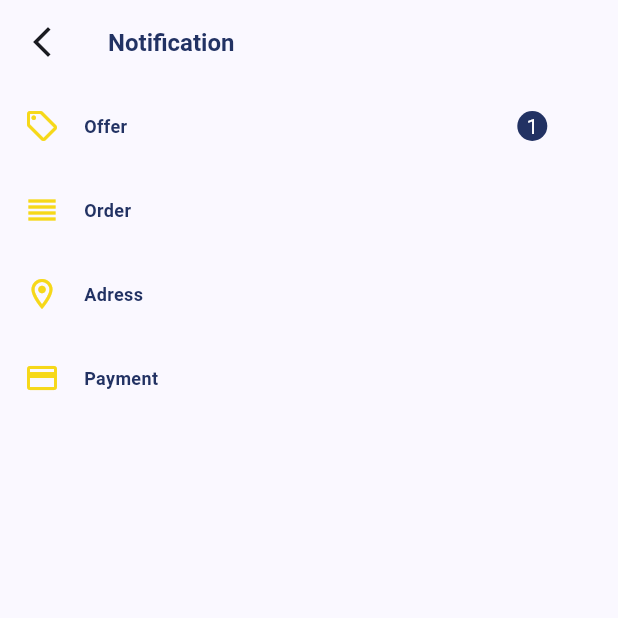
After one commit to willsterance/Dovv_Distribution_App, a Flutter app: the NotifiacationsPage screen opened directly, on a phone screen of 412 x 824 dp, the top half of it. The commit adds this screen. Run offline on Flutter 3.47's test engine with Material 2 defaults, Android fonts, the phone set to English and light mode, and no system bars.

Commit message:
SeachPage2

```diff
--- /dev/null
+++ b/lib/NotificationPage.dart
@@ -0,0 +1,130 @@
+import 'package:flutter/material.dart';
+import 'package:flutter/material.dart';
+import 'package:untitled11/OrderPage.dart';
+import 'package:untitled11/accountpage.dart';
+import 'package:untitled11/cartpage.dart';
+import 'package:untitled11/explorepage.dart';
+import 'package:untitled11/offerpage.dart';
+import 'package:untitled11/secondepage.dart';
+
+class NotifiacationsPage extends StatelessWidget {
+  const NotifiacationsPage({super.key});
+
+  @override
+  Widget build(BuildContext context) {
+   return Scaffold(
+     appBar: AppBar(
+       title: Text(
+         "Notification",
+         style: TextStyle(
+             fontSize: 16, color: Color(0XFF223263), fontWeight: FontWeight.w700),
+       ),
+       leading: GestureDetector(
+         onTap: () => Navigator.pop(context),
+         child: const Icon(Icons.arrow_back_ios_new_sharp),
+       ),
+     ),
+     body: Padding(
+       padding: const EdgeInsets.all(16.0),
+       child: Column(
+         mainAxisAlignment: MainAxisAlignment.start,
+         children: [
+           Row(
+             children: [
+               Icon(
+                 weight: 24,
+                 Icons.local_offer_outlined,
+                 color: Color(0XFFF6D819),
+               ),
+               SizedBox(width: 16,),
+               Text(
+                 "Offer",
+                 style: TextStyle(
+                     fontSize: 12, color: Color(0XFF223263), fontWeight: FontWeight.w700),
+               ),
+               SizedBox(width: 260,),
+               Container(
+                 height: 20,
+                 width: 20,
+
+                 decoration: BoxDecoration(
+                   shape: BoxShape.circle,
+                   color: Color(0XFF223263),
+                 ),
+                 child:Center(
+                   child: Text(
+                     "1",
+                     style: TextStyle(color: Colors.white),
+                   ),
+                 ),
+               ),
+             ],
+           ),
+           SizedBox(
+             height: 32,
+           ),
+           Row(
+             children: [
+               Icon(
+                 weight: 24,
+                 Icons.reorder,
+                 color: Color(0XFFF6D819),
+               ),
+               SizedBox(width: 16,),
+               GestureDetector(onTap: () {
+                 Navigator.push(context, MaterialPageRoute(builder: (context)=>OrderPage()));
+               },
+                 child: Text(
+                   "Order",
+                   style: TextStyle(
+                       fontSize: 12, color: Color(0XFF223263), fontWeight: FontWeight.w700),
+                 ),
+               ),
+             ],
+           ),
+           SizedBox(
+             height: 32,
+           ),
+           Row(
+             children: [
+               Icon(
+                 weight: 24,
+                 Icons.location_on_outlined,
+                 color: Color(0XFFF6D819),
+               ),
+               SizedBox(width: 16,),
+               Text(
+                 "Adress",
+                 style: TextStyle(
+                     fontSize: 12, color: Color(0XFF223263), fontWeight: FontWeight.w700),
+               ),
+             ],
+           ),
+           SizedBox(
+             height: 32,
+           ),
+           Row(
+             children: [
+               Icon(
+                 weight: 24,
+                 Icons.credit_card,
+                 color: Color(0XFFF6D819),
+               ),
+               SizedBox(width: 16,),
+               Text(
+                 "Payment",
+                 style: TextStyle(
+                     fontSize: 12, color: Color(0XFF223263), fontWeight: FontWeight.w700),
+               ),
+             ],
+           ),
+           SizedBox(
+             height: 32,
+           ),
+         ],
+       ),
+     ),
+
+   );
+  }
+}
--- a/lib/explorepage.dart
+++ b/lib/explorepage.dart
@@ -5,6 +5,8 @@ import 'package:untitled11/cartpage.dart';
 import 'package:untitled11/explorepage.dart';
 import 'package:untitled11/offerpage.dart';
 import 'package:untitled11/secondepage.dart';
+
+import 'NotificationPage.dart';
 class ExplorePage extends StatefulWidget {
   const ExplorePage({super.key});
 
@@ -50,7 +52,10 @@ class _explorepageState extends State<ExplorePage> {
                   const SizedBox(
                     width: 10,
                   ),
-                  Stack(
+                  GestureDetector(onTap: () {
+                    Navigator.push(context, MaterialPageRoute(builder: (context)=>NotifiacationsPage()),);
+                  },
+                    child: Stack(
                       children: [
                         Icon(Icons.notifications,
                         color: Color(0XFF9098B1),
@@ -67,6 +72,7 @@ class _explorepageState extends State<ExplorePage> {
 
                         ))
                       ],
+                    ),
                   ),
 
                 ],
```
Also changed, not shown: 1 other file. Lines whose indentation alone changed are shown as unchanged.
